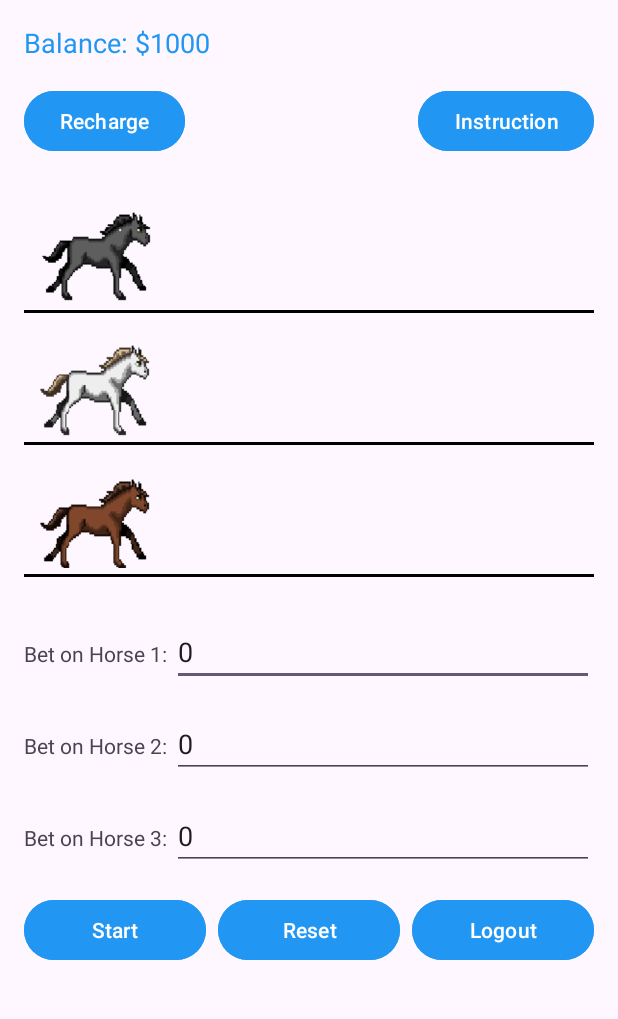
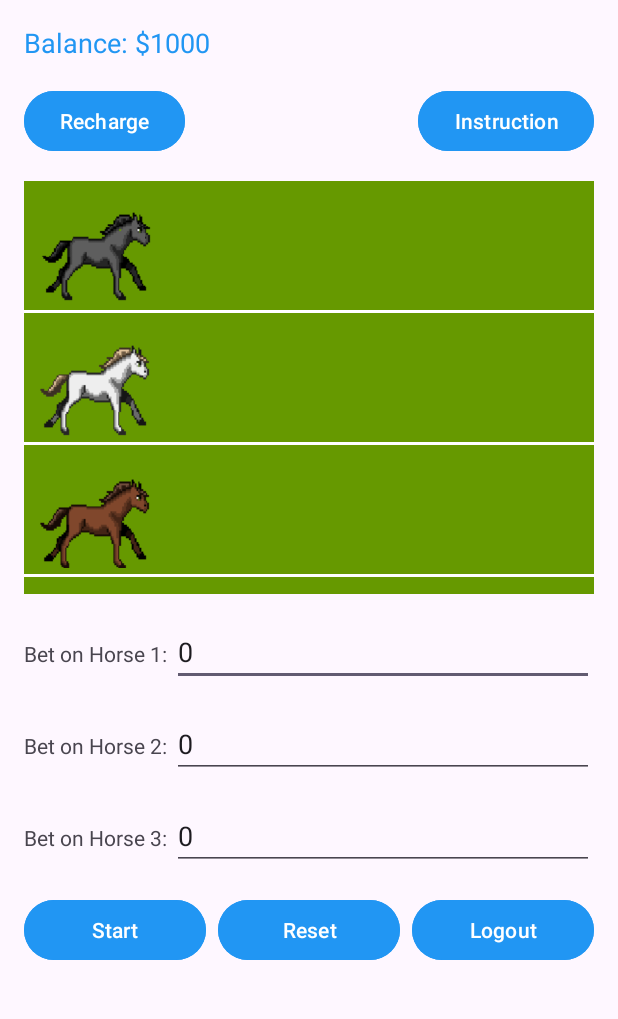
Before and after one commit to thangnguyen8520/HorseRacingGame, an Android app: the MainActivity screen opened directly, with no data from a screen before it, on a phone screen of 412 x 824 dp, the part 73-1092 px from its top. Run offline under Robolectric (Android 15) with nearby library versions, the phone set to English and light mode, and no system bars.

Commit message:
Add color for race track

```diff
--- a/HorseRacingGame/app/src/main/res/layout/activity_main.xml
+++ b/HorseRacingGame/app/src/main/res/layout/activity_main.xml
@@ -4,6 +4,7 @@ android:layout_width="match_parent"
     android:layout_height="match_parent"
     android:orientation="vertical"
     android:padding="16dp">
+
     <TextView
         android:layout_width="match_parent"
         android:layout_height="wrap_content"
@@ -12,6 +13,7 @@ android:padding="16dp">
         android:text="Horse Racing Game"
         android:textColor="@android:color/white"
         android:textSize="24sp" />
+
     <TextView
         android:id="@+id/tv_balance"
         android:layout_width="wrap_content"
@@ -51,55 +53,65 @@ android:padding="16dp">
         android:id="@+id/raceTrackLayout"
         android:layout_width="match_parent"
         android:layout_height="275dp"
-    android:layout_marginTop="16dp">
+        android:layout_marginTop="16dp"
+        android:background="@android:color/holo_green_dark">
+
         <ImageView
             android:id="@+id/horseImage1"
             android:layout_width="101dp"
             android:layout_height="82dp"
             android:src="@drawable/horse1_1" />
+
         <View
             android:id="@+id/track1"
             android:layout_width="match_parent"
             android:layout_height="2dp"
             android:layout_below="@id/horseImage1"
             android:layout_marginTop="4dp"
-        android:background="#000000" />
+            android:background="@android:color/white" />
+
         <ImageView
             android:id="@+id/horseImage2"
             android:layout_width="101dp"
             android:layout_height="82dp"
             android:layout_below="@id/track1"
             android:src="@drawable/horse2_1" />
+
         <View
             android:id="@+id/track2"
             android:layout_width="match_parent"
             android:layout_height="2dp"
             android:layout_below="@id/horseImage2"
             android:layout_marginTop="4dp"
-        android:background="#000000" />
+            android:background="@android:color/white" />
+
         <ImageView
             android:id="@+id/horseImage3"
             android:layout_width="101dp"
             android:layout_height="82dp"
             android:layout_below="@id/track2"
             android:src="@drawable/horse3_1" />
+
         <View
             android:id="@+id/track3"
             android:layout_width="match_parent"
             android:layout_height="2dp"
             android:layout_below="@id/horseImage3"
             android:layout_marginTop="4dp"
-        android:background="#000000" />
+            android:background="@android:color/white" />
     </RelativeLayout>
+
     <LinearLayout
         android:layout_width="match_parent"
         android:layout_height="wrap_content"
         android:orientation="horizontal"
         android:layout_marginTop="16dp">
+
         <TextView
             android:layout_width="wrap_content"
             android:layout_height="wrap_content"
             android:text="Bet on Horse 1: " />
+
         <EditText
             android:id="@+id/et_bet1"
             android:layout_width="0dp"
@@ -107,15 +119,18 @@ android:padding="16dp">
             android:layout_height="wrap_content"
             android:inputType="number" />
     </LinearLayout>
+
     <LinearLayout
         android:layout_width="match_parent"
         android:layout_height="wrap_content"
         android:orientation="horizontal"
         android:layout_marginTop="16dp">
+
         <TextView
             android:layout_width="wrap_content"
             android:layout_height="wrap_content"
             android:text="Bet on Horse 2: " />
+
         <EditText
             android:id="@+id/et_bet2"
             android:layout_width="0dp"
@@ -123,15 +138,18 @@ android:padding="16dp">
             android:layout_height="wrap_content"
             android:inputType="number" />
     </LinearLayout>
+
     <LinearLayout
         android:layout_width="match_parent"
         android:layout_height="wrap_content"
         android:orientation="horizontal"
         android:layout_marginTop="16dp">
+
         <TextView
             android:layout_width="wrap_content"
             android:layout_height="wrap_content"
             android:text="Bet on Horse 3: " />
+
         <EditText
             android:id="@+id/et_bet3"
             android:layout_width="0dp"
@@ -139,12 +157,14 @@ android:padding="16dp">
             android:layout_height="wrap_content"
             android:inputType="number" />
     </LinearLayout>
+
     <LinearLayout
         android:layout_width="match_parent"
         android:layout_height="wrap_content"
         android:orientation="horizontal"
         android:gravity="center"
         android:layout_marginTop="16dp">
+
         <Button
             android:id="@+id/btn_start"
             android:layout_width="0dp"
@@ -153,6 +173,7 @@ android:padding="16dp">
             android:text="Start"
             android:backgroundTint="@color/blue_main"
             android:layout_marginEnd="8dp" />
+
         <Button
             android:id="@+id/btn_reset"
             android:layout_width="0dp"
```
Lines whose indentation alone changed are shown as unchanged.
